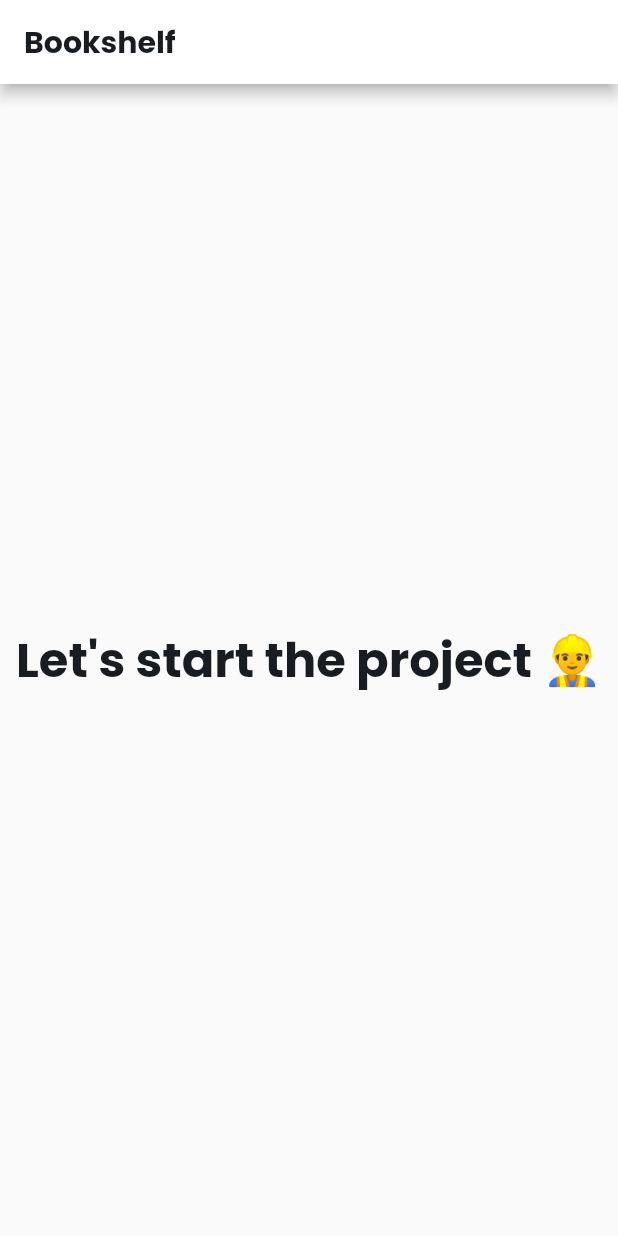
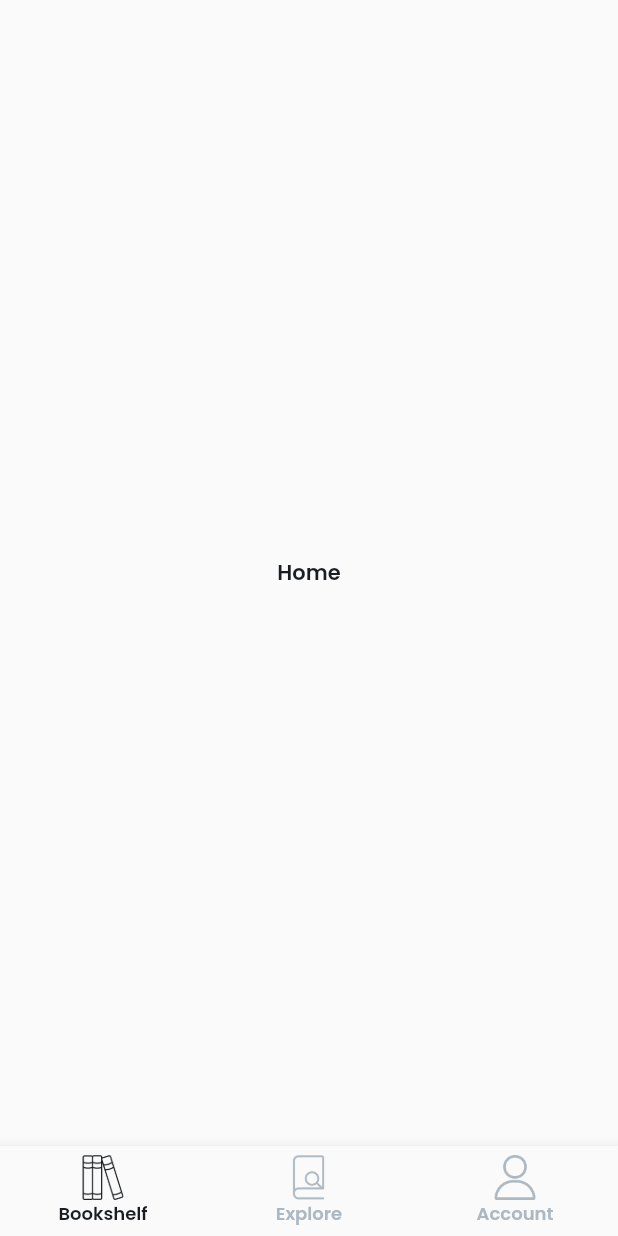
Before and after one commit to fernandoptr/flutter-bookshelf-app, a Flutter app: the screen it shows after launch, on a phone screen of 412 x 824 dp. Run offline on Flutter 3.47's test engine with Material 2 defaults, Android fonts, the light colour scheme and no system bars; our stand-ins replace google_fonts.

Commit message:
Created BottomNavBar and Screens

```diff
--- a/lib/main.dart
+++ b/lib/main.dart
@@ -1,3 +1,4 @@
+import 'package:bookshelf_app/screens/bottom_nav_bar.dart';
 import 'package:flutter/material.dart';
 import 'theme.dart';
 
@@ -15,20 +16,8 @@ class Bookshelf extends StatelessWidget {
     return MaterialApp(
       title: 'Bookshelf',
       theme: theme,
-      home: Scaffold(
-        appBar: AppBar(
-          title: Text(
-            'Bookshelf',
-            style: theme.textTheme.headline3,
-          ),
-        ),
-        body: Center(
-          child: Text(
-            'Let\'s start the project 👷‍♂️',
-            style: theme.textTheme.headline1,
-          ),
-        ),
-      ),
+      debugShowCheckedModeBanner: false,
+      home: const BottomNavBar(),
     );
   }
 }
--- /dev/null
+++ b/lib/screens/account_screen.dart
@@ -0,0 +1,18 @@
+import 'package:flutter/material.dart';
+
+class AccountScreen extends StatelessWidget {
+  const AccountScreen({Key? key}) : super(key: key);
+
+  @override
+  Widget build(BuildContext context) {
+    return Scaffold(
+      body: Center(
+        child: Text(
+          'Under Construction \n👷‍♀️🚧👷‍♂️',
+          style: Theme.of(context).textTheme.headline1,
+          textAlign: TextAlign.center,
+        ),
+      ),
+    );
+  }
+}
--- /dev/null
+++ b/lib/screens/bookshelf_screen.dart
@@ -0,0 +1,17 @@
+import 'package:flutter/material.dart';
+
+class BookshelfScreen extends StatelessWidget {
+  const BookshelfScreen({Key? key}) : super(key: key);
+
+  @override
+  Widget build(BuildContext context) {
+    return Scaffold(
+      body: Center(
+        child: Text(
+          'Home',
+          style: Theme.of(context).textTheme.bodyText1,
+        ),
+      ),
+    );
+  }
+}
--- /dev/null
+++ b/lib/screens/bottom_nav_bar.dart
@@ -0,0 +1,88 @@
+import 'package:bookshelf_app/screens/account_screen.dart';
+import 'package:bookshelf_app/screens/bookshelf_screen.dart';
+import 'package:bookshelf_app/screens/explore_screen.dart';
+import 'package:bookshelf_app/theme.dart';
+import 'package:flutter/material.dart';
+
+class BottomNavBar extends StatefulWidget {
+  const BottomNavBar({Key? key}) : super(key: key);
+
+  @override
+  _BottomNavBarState createState() => _BottomNavBarState();
+}
+
+class _BottomNavBarState extends State<BottomNavBar> {
+  int _selectedIndex = 0;
+
+  final _screens = [
+    const BookshelfScreen(),
+    const ExploreScreen(),
+    const AccountScreen(),
+  ];
+
+  void _onItemTapped(int index) => setState(() {
+        _selectedIndex = index;
+      });
+
+  @override
+  Widget build(BuildContext context) {
+    return Scaffold(
+      bottomNavigationBar: customBottomNav(),
+      body: Stack(
+        children: _screens
+            .asMap()
+            .map((i, screen) => MapEntry(
+                i,
+                Offstage(
+                  offstage: _selectedIndex != i,
+                  child: screen,
+                )))
+            .values
+            .toList(),
+      ),
+    );
+  }
+
+  Widget customBottomNav() {
+    return BottomNavigationBar(
+      selectedItemColor: BookShelfTheme.ink01,
+      unselectedItemColor: BookShelfTheme.ink03,
+      selectedFontSize: 12,
+      type: BottomNavigationBarType.fixed,
+      currentIndex: _selectedIndex,
+      onTap: _onItemTapped,
+      items: [
+        BottomNavigationBarItem(
+          icon: Image.asset(
+            'assets/icons/bookshelf-icon.png',
+            width: 30,
+            color: _selectedIndex == 0
+                ? BookShelfTheme.ink01
+                : BookShelfTheme.ink03,
+          ),
+          label: 'Bookshelf',
+        ),
+        BottomNavigationBarItem(
+          icon: Image.asset(
+            'assets/icons/explore-icon.png',
+            width: 30,
+            color: _selectedIndex == 1
+                ? BookShelfTheme.ink01
+                : BookShelfTheme.ink03,
+          ),
+          label: 'Explore',
+        ),
+        BottomNavigationBarItem(
+          icon: Image.asset(
+            'assets/icons/user-icon.png',
+            width: 30,
+            color: _selectedIndex == 2
+                ? BookShelfTheme.ink01
+                : BookShelfTheme.ink03,
+          ),
+          label: 'Account',
+        ),
+      ],
+    );
+  }
+}
--- /dev/null
+++ b/lib/screens/explore_screen.dart
@@ -0,0 +1,18 @@
+import 'package:flutter/material.dart';
+
+class ExploreScreen extends StatelessWidget {
+  const ExploreScreen({Key? key}) : super(key: key);
+
+  @override
+  Widget build(BuildContext context) {
+    return Scaffold(
+      body: Center(
+        child: Text(
+          'Under Construction \n👷‍♀️🚧👷‍♂️',
+          style: Theme.of(context).textTheme.headline1,
+          textAlign: TextAlign.center,
+        ),
+      ),
+    );
+  }
+}
--- a/lib/theme.dart
+++ b/lib/theme.dart
@@ -70,17 +70,14 @@ class BookShelfTheme {
           },
         ),
       ),
-      appBarTheme: const AppBarTheme(
-        foregroundColor: Colors.black,
-        backgroundColor: Colors.white,
-      ),
-      floatingActionButtonTheme: const FloatingActionButtonThemeData(
-        foregroundColor: Colors.white,
-        backgroundColor: Colors.black,
-      ),
-      bottomNavigationBarTheme: const BottomNavigationBarThemeData(
-        selectedItemColor: Colors.green,
-      ),
+      // appBarTheme: const AppBarTheme(
+      //   foregroundColor: Colors.black,
+      //   backgroundColor: Colors.white,
+      // ),
+      // floatingActionButtonTheme: const FloatingActionButtonThemeData(
+      //   foregroundColor: Colors.white,
+      //   backgroundColor: Colors.black,
+      // ),
       textTheme: lightTextTheme,
     );
   }
--- a/pubspec.yaml
+++ b/pubspec.yaml
@@ -34,7 +34,6 @@ dependencies:
   # Use with the CupertinoIcons class for iOS style icons.
   cupertino_icons: ^1.0.2
   google_fonts: ^2.1.0
-  flutter_svg: ^1.0.0
 
 dev_dependencies:
   flutter_test:
```
Also changed, not shown: assets/icons/bookshelf-icon.png (added), assets/icons/explore-icon.png (added), assets/icons/user-icon.png (added), pubspec.lock.
